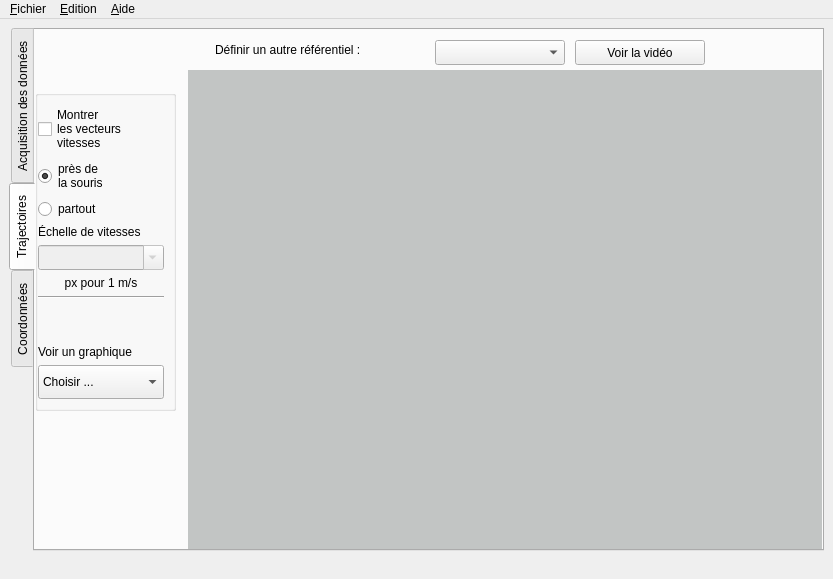
First picture: the form in src/pymecavideo_mini.ui, repository rene-d/pymecavideo, before the edit.
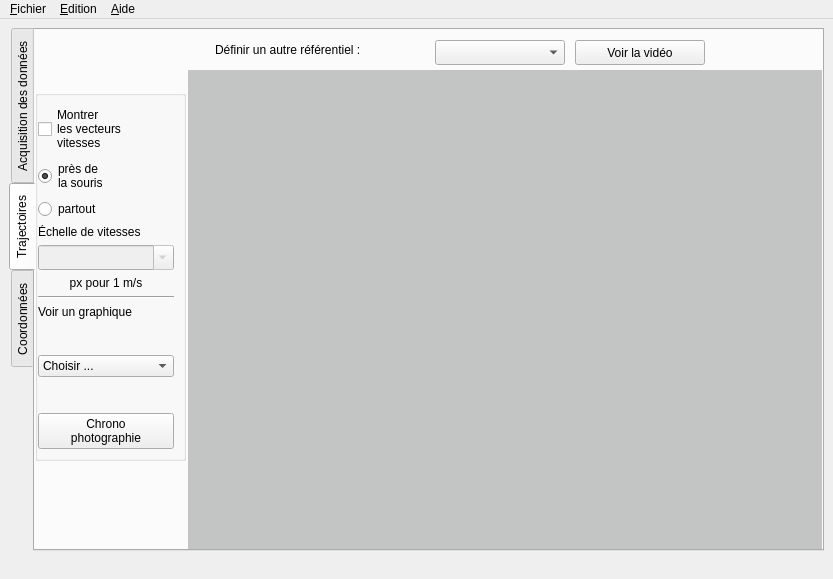
Second picture: the form after the edit. The open tabs and pages were chosen to show the change. Custom widgets are drawn as their Qt base class.

The edit to the form file:
```diff
--- a/src/pymecavideo_mini.ui
+++ b/src/pymecavideo_mini.ui
@@ -772,8 +772,8 @@
          <rect>
           <x>0</x>
           <y>60</y>
-          <width>141</width>
-          <height>321</height>
+          <width>151</width>
+          <height>371</height>
          </rect>
         </property>
         <property name="title">
@@ -850,19 +850,6 @@
            </property>
           </widget>
          </item>
-         <item>
-          <spacer name="verticalSpacer">
-           <property name="orientation">
-            <enum>Qt::Vertical</enum>
-           </property>
-           <property name="sizeHint" stdset="0">
-            <size>
-             <width>20</width>
-             <height>40</height>
-            </size>
-           </property>
-          </spacer>
-         </item>
          <item>
           <widget class="QLabel" name="label_2">
            <property name="text">
@@ -870,6 +857,19 @@
            </property>
           </widget>
          </item>
+         <item>
+          <spacer name="verticalSpacer">
+           <property name="orientation">
+            <enum>Qt::Vertical</enum>
+           </property>
+           <property name="sizeHint" stdset="0">
+            <size>
+             <width>20</width>
+             <height>40</height>
+            </size>
+           </property>
+          </spacer>
+         </item>
          <item>
           <widget class="QComboBox" name="comboBox_mode_tracer">
            <property name="sizePolicy">
@@ -885,6 +885,27 @@
            </item>
           </widget>
          </item>
+         <item>
+          <spacer name="verticalSpacer_2">
+           <property name="orientation">
+            <enum>Qt::Vertical</enum>
+           </property>
+           <property name="sizeHint" stdset="0">
+            <size>
+             <width>20</width>
+             <height>40</height>
+            </size>
+           </property>
+          </spacer>
+         </item>
+         <item>
+          <widget class="QPushButton" name="pushButtonChrono">
+           <property name="text">
+            <string>Chrono
+photographie</string>
+           </property>
+          </widget>
+         </item>
         </layout>
        </widget>
        <widget class="QPushButton" name="button_video">
```
Left out of the diff: 15 changed lines with no effect on the pictures.
